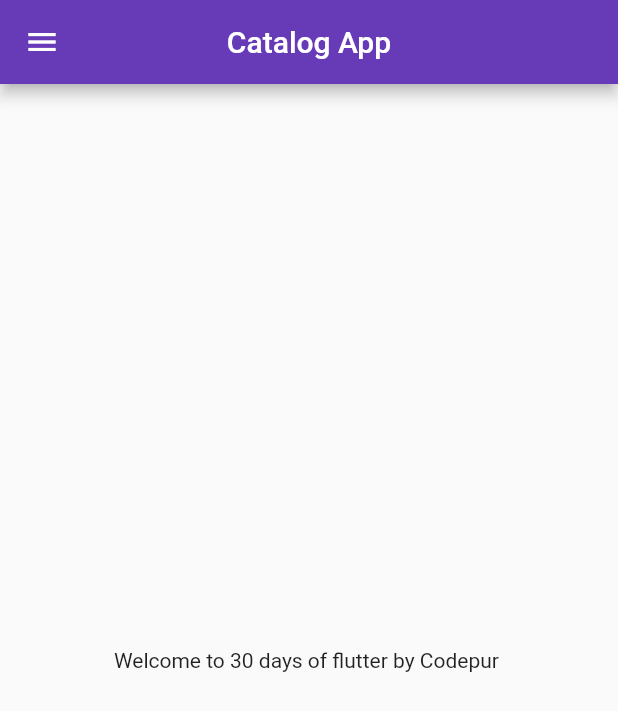
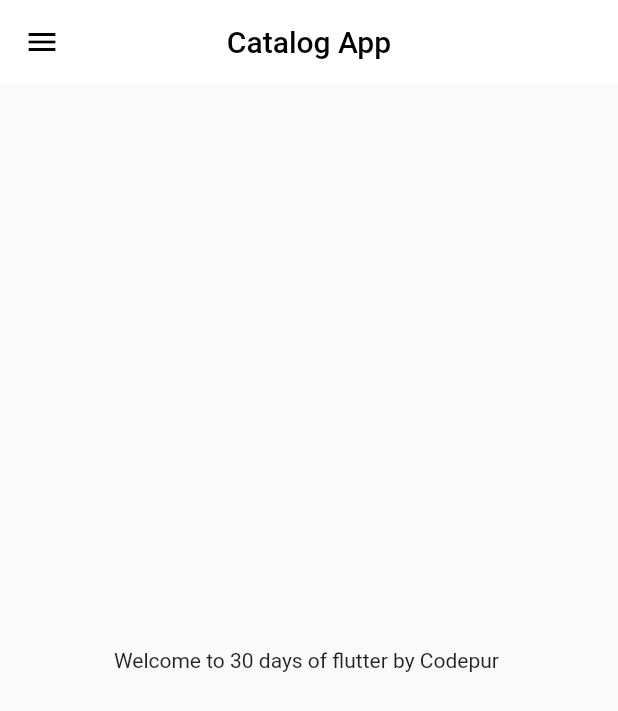
Before and after one commit to RDXV/30DaysOfFlutter, a Flutter app: the screen it shows after launch, on a phone screen of 412 x 824 dp. Shown: the top 711 px of the screen. Run offline on Flutter 3.47's test engine with Material 2 defaults, Android fonts, the phone set to English and light mode, and no system bars; our stand-ins replace google_fonts.

Commit message:
themes extracted

```diff
--- a/lib/main.dart
+++ b/lib/main.dart
@@ -1,3 +1,4 @@
+import 'package:flutter_catalog/widgets/themes.dart';
 import 'package:google_fonts/google_fonts.dart';
 import 'package:flutter/material.dart';
 import 'package:flutter_catalog/utils/routes.dart';
@@ -17,10 +18,8 @@
       // You can define only either home: or the "/" route but not both at the same time.
       // darkTheme: ThemeData(brightness: Brightness.dark),
       themeMode: ThemeMode.light,
-      theme: ThemeData(
-        primarySwatch: Colors.deepPurple,
-        fontFamily: GoogleFonts.roboto().fontFamily,
-      ),
+      theme: MyTheme.lightTheme(context),
+      darkTheme: MyTheme.darkTheme(context),
       debugShowCheckedModeBanner: false,
       initialRoute: MyRoutes.homeRoute,
       routes: {
--- a/lib/pages/home_page.dart
+++ b/lib/pages/home_page.dart
@@ -11,8 +11,10 @@
     return SafeArea(
       child: Scaffold(
         appBar: AppBar(
+          // if we want to change the background color to white, the drawer icon goes invisible, for that change iconTheme and make icon's color not white
           title: const Text(
             "Catalog App",
+            style: TextStyle(color: Colors.black),
           ),
           centerTitle: true,
         ),
--- /dev/null
+++ b/lib/widgets/themes.dart
@@ -0,0 +1,20 @@
+import 'package:flutter/material.dart';
+import 'package:google_fonts/google_fonts.dart';
+
+class MyTheme {
+  static ThemeData lightTheme(BuildContext context) => ThemeData(
+        primarySwatch: Colors.deepPurple,
+        fontFamily: GoogleFonts.roboto().fontFamily,
+        // this font family applies to all fonts
+        // we can create a default appBar theme here by appBarTheme: and this controls all the appbars of the application from one place
+        appBarTheme: const AppBarTheme(
+          color: Colors.white,
+          elevation: 0,
+          iconTheme: IconThemeData(color: Colors.black),
+        ),
+      );
+
+  static ThemeData darkTheme(BuildContext context) => ThemeData(
+        brightness: Brightness.dark,
+      );
+}
```
